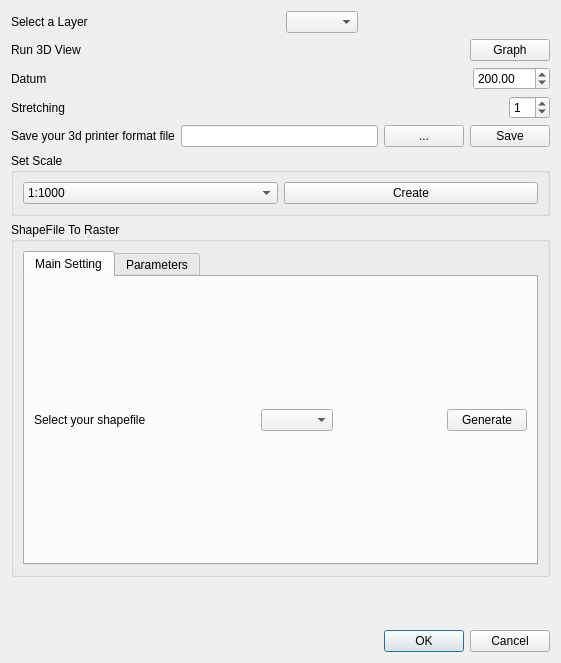
The window that Print_Your_3D_dialog_base.ui (Kaemer1645/PrintYour3D) describes before a commit, drawn with Qt 5.
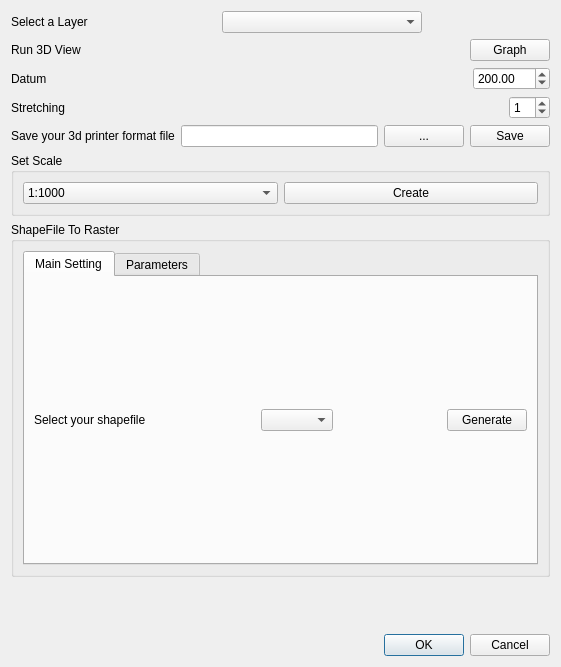
The same window after the commit. Custom widgets are drawn as their Qt base class.

Patch:
```diff
--- a/Print_Your_3D_dialog_base.ui
+++ b/Print_Your_3D_dialog_base.ui
@@ -7,7 +7,7 @@
     <x>0</x>
     <y>0</y>
     <width>561</width>
-    <height>663</height>
+    <height>667</height>
    </rect>
   </property>
   <property name="windowTitle">
@@ -37,7 +37,14 @@
       </spacer>
      </item>
      <item>
-      <widget class="QgsMapLayerComboBox" name="cmbSelectLayer"/>
+      <widget class="QgsMapLayerComboBox" name="cmbSelectLayer">
+       <property name="minimumSize">
+        <size>
+         <width>200</width>
+         <height>0</height>
+        </size>
+       </property>
+      </widget>
      </item>
      <item>
       <spacer name="horizontalSpacer_5">
```
